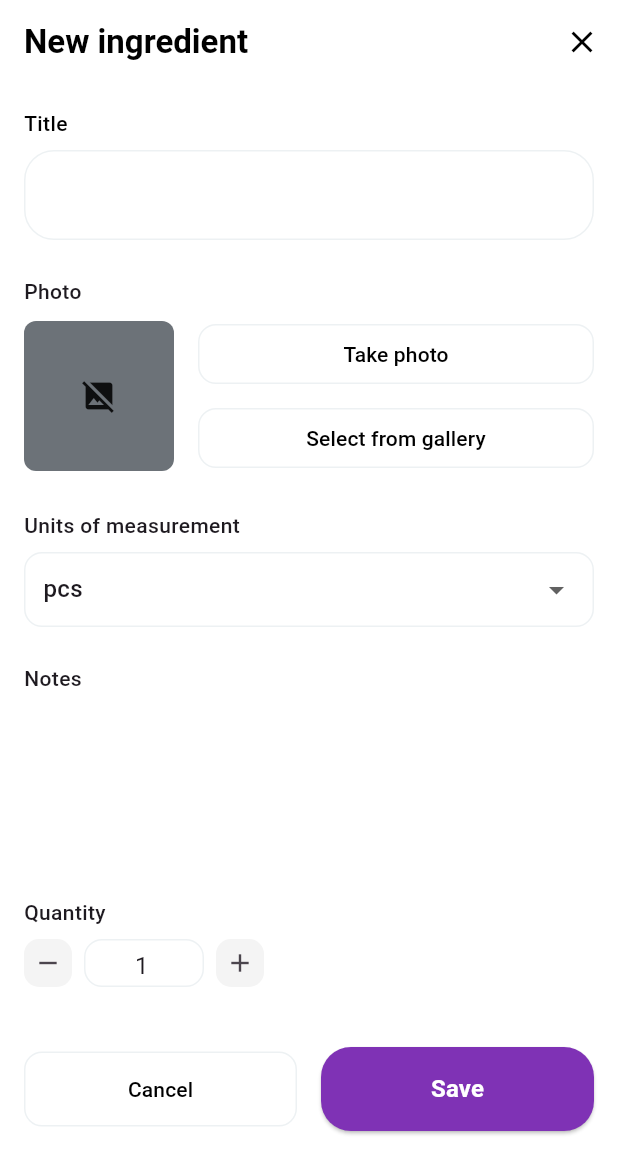
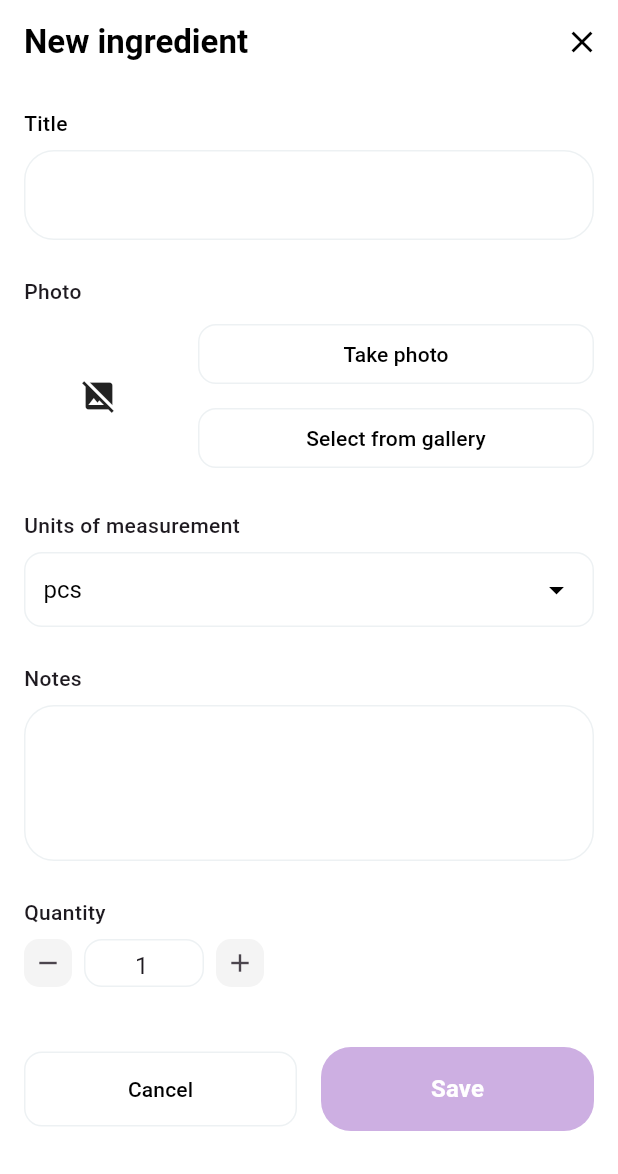
Before and after one commit to OleksaLv/mealize, a Flutter app: the ViewIngredientScreen screen opened directly, on a phone screen of 412 x 824 dp. Shown: the top 1174 px of the screen. Run offline on Flutter 3.47's test engine with Material 3 defaults, Android fonts, the phone set to English and light mode, and no system bars; our stand-ins replace equatable, firebase_auth, firebase_core, firebase_crashlytics, flutter_bloc, google_sign_in and 1 more; accounts and stored records are empty.

Commit message:
fix-pantry-styles

```diff
--- a/lib/core/widgets/app_text_field.dart
+++ b/lib/core/widgets/app_text_field.dart
@@ -8,6 +8,7 @@ class AppTextField extends StatelessWidget {
     this.obscureText = false,
     this.controller,
     this.validator,
+    this.enabled = true,
   });
 
   /// Підпис, який відображається над полем
@@ -19,6 +20,7 @@ class AppTextField extends StatelessWidget {
   final TextEditingController? controller;
 
   final String? Function(String?)? validator;
+  final bool enabled;
 
   @override
   Widget build(BuildContext context) {
@@ -39,6 +41,7 @@ class AppTextField extends StatelessWidget {
 
         // Текстове поле
         TextFormField(
+          enabled: enabled,
           controller: controller,
           obscureText: obscureText,
           validator: validator,
@@ -46,7 +49,7 @@ class AppTextField extends StatelessWidget {
             hintText: hintText,
             hintStyle: TextStyle(color: Theme.of(context).colorScheme.onTertiary),
             filled: true,
-            fillColor: Theme.of(context).colorScheme.secondary,
+            fillColor: enabled ? Theme.of(context).colorScheme.secondary : Theme.of(context).colorScheme.tertiary,
             enabledBorder: OutlineInputBorder(
               borderRadius: BorderRadius.circular(20),
               borderSide: BorderSide(color: Theme.of(context).colorScheme.outline, width: 1),
@@ -54,6 +57,10 @@ class AppTextField extends StatelessWidget {
             focusedBorder: OutlineInputBorder(
               borderRadius: BorderRadius.circular(20),
               borderSide: BorderSide(color: Theme.of(context).colorScheme.primary, width: 2),
+            ),
+            disabledBorder: OutlineInputBorder(
+              borderRadius: BorderRadius.circular(20),
+              borderSide: BorderSide(color: Theme.of(context).colorScheme.outline, width: 1),
             ),
             contentPadding: const EdgeInsets.symmetric(
               horizontal: 24,
--- a/lib/core/widgets/primary_button.dart
+++ b/lib/core/widgets/primary_button.dart
@@ -20,8 +20,8 @@ class PrimaryButton extends StatelessWidget {
         style: ElevatedButton.styleFrom(
           backgroundColor: Theme.of(context).colorScheme.primary,
           foregroundColor: Theme.of(context).colorScheme.onPrimary,
-          disabledBackgroundColor: Theme.of(context).colorScheme.tertiary,
-          disabledForegroundColor: Theme.of(context).colorScheme.onSecondary,
+          disabledBackgroundColor: Theme.of(context).colorScheme.primary.withAlpha(100),
+          disabledForegroundColor: Theme.of(context).colorScheme.onPrimary,
           shape: RoundedRectangleBorder(
             borderRadius: BorderRadius.circular(20.0),
           ),
--- a/lib/features/pantry/screens/pantry_screen.dart
+++ b/lib/features/pantry/screens/pantry_screen.dart
@@ -21,8 +21,8 @@ class PantryScreen extends StatefulWidget {
 
 class _PantryScreenState extends State<PantryScreen> {
   String _searchQuery = '';
-  bool _filterStandard = false;
-  bool _filterCustom = false;
+  bool _filterStandard = true;
+  bool _filterCustom = true;
 
   @override
   void initState() {
@@ -231,6 +231,8 @@ class _PantryTile extends StatelessWidget {
                 ),
                 Text(
                   ingredient.notes ?? '',
+                  maxLines: 2,
+                  overflow: TextOverflow.ellipsis,
                   style: TextStyle(fontSize: 12, color: Theme.of(context).colorScheme.onSecondary),
                 ),
               ],
--- a/lib/features/pantry/screens/view_ingredient_screen.dart
+++ b/lib/features/pantry/screens/view_ingredient_screen.dart
@@ -23,6 +23,8 @@ class _ViewIngredientScreenState extends State<ViewIngredientScreen> {
   String? _photoPath;
   late TextEditingController _quantityController;
 
+  bool get _isLocked => widget.ingredient != null && !widget.ingredient!.isCustom;
+
   @override
   void initState() {
     super.initState();
@@ -32,14 +34,39 @@ class _ViewIngredientScreenState extends State<ViewIngredientScreen> {
     _unit = widget.ingredient?.unit ?? 'pcs';
     _photoPath = widget.ingredient?.photoPath;
     _quantityController = TextEditingController(text: _quantity.toInt().toString());
+
+    _titleController.addListener(_updateState);
+    _notesController.addListener(_updateState);
+    _quantityController.addListener(_updateState);
   }
 
   @override
   void dispose() {
+    _titleController.removeListener(_updateState);
+    _notesController.removeListener(_updateState);
+    _quantityController.removeListener(_updateState);
     _titleController.dispose();
     _notesController.dispose();
     _quantityController.dispose();
     super.dispose();
+  }
+
+  void _updateState() {
+    setState(() {});
+  }
+
+  bool get _hasChanges {
+    if (widget.ingredient == null) {
+      return _titleController.text.isNotEmpty;
+    }
+
+    final initialNotes = widget.ingredient?.notes ?? '';
+
+    return _titleController.text != widget.ingredient!.name ||
+           _notesController.text != initialNotes ||
+           _quantity != widget.ingredient!.quantity ||
+           _unit != widget.ingredient!.unit ||
+           _photoPath != widget.ingredient!.photoPath;
   }
 
   void _onSave() {
@@ -52,7 +79,7 @@ class _ViewIngredientScreenState extends State<ViewIngredientScreen> {
       unit: _unit,
       quantity: _quantity,
       photoPath: _photoPath,
-      isCustom: true,
+      isCustom: widget.ingredient?.isCustom ?? true,
     );
 
     if (widget.ingredient == null) {
@@ -66,25 +93,73 @@ class _ViewIngredientScreenState extends State<ViewIngredientScreen> {
   void _onDelete() {
     showDialog(
       context: context,
-      builder: (ctx) => AlertDialog(
-        title: const Icon(Icons.warning_amber_rounded, color: Colors.red, size: 48),
-        content: Column(
+      builder: (ctx) => Dialog(
+        shape: RoundedRectangleBorder(borderRadius: BorderRadius.circular(24)),
+        backgroundColor: Colors.white,
+        surfaceTintColor: Colors.white,
+        child: Padding(
+          padding: const EdgeInsets.symmetric(horizontal: 24, vertical: 32),
+          child: Column(
             mainAxisSize: MainAxisSize.min,
+            crossAxisAlignment: CrossAxisAlignment.start,
             children: [
-            Text('Delete "${widget.ingredient?.name}"?',
-              style: const TextStyle(fontWeight: FontWeight.bold, fontSize: 18)),
-            const SizedBox(height: 8),
-            const Text('Are you sure you want to delete this ingredient? This action cannot be undone.',
-              textAlign: TextAlign.center),
-          ],
+              const Icon(
+                  Icons.warning_rounded,
+                  color: Colors.red,
+                  size: 64,
                 ),
-        actions: [
-          OutlinedButton(
+              const SizedBox(height: 20),
+
+              Text(
+                'Delete "${widget.ingredient?.name}"?',
+                textAlign: TextAlign.start,
+                style: const TextStyle(
+                  fontSize: 20,
+                  fontWeight: FontWeight.w700,
+                  color: Colors.black,
+                  height: 1.2,
+                ),
+              ),
+              const SizedBox(height: 12),
+
+              Text(
+                'Are you sure you want to delete this ingredient? This action cannot be undone.',
+                textAlign: TextAlign.start,
+                style: TextStyle(
+                  fontSize: 14,
+                  color: Colors.grey[600],
+                  height: 1.5,
+                ),
+              ),
+              const SizedBox(height: 32),
+
+              Row(
+                children: [
+                  Expanded(
+                    child: SizedBox(
+                      height: 48,
+                      child: OutlinedButton(
                         onPressed: () => Navigator.of(ctx).pop(),
-            child: const Text('Cancel'),
+                        style: OutlinedButton.styleFrom(
+                          side: BorderSide(color: Colors.grey.shade300),
+                          shape: RoundedRectangleBorder(
+                            borderRadius: BorderRadius.circular(12),
                           ),
-          ElevatedButton(
-            style: ElevatedButton.styleFrom(backgroundColor: Theme.of(context).colorScheme.error, foregroundColor: Theme.of(context).colorScheme.onError),
+                          foregroundColor: Colors.black87,
+                        ),
+                        child: const Text(
+                          'Cancel',
+                          style: TextStyle(fontWeight: FontWeight.w600),
+                        ),
+                      ),
+                    ),
+                  ),
+                  const SizedBox(width: 12),
+
+                  Expanded(
+                    child: SizedBox(
+                      height: 48,
+                      child: ElevatedButton(
                         onPressed: () {
                           if (widget.ingredient?.id != null) {
                             context.read<PantryCubit>().deleteIngredient(widget.ingredient!.id!);
@@ -92,9 +167,26 @@ class _ViewIngredientScreenState extends State<ViewIngredientScreen> {
                           Navigator.of(ctx).pop();
                           Navigator.of(context).pop();
                         },
-            child: const Text('Delete'),
+                        style: ElevatedButton.styleFrom(
+                          backgroundColor: Colors.red,
+                          foregroundColor: Colors.white,
+                          elevation: 0,
+                          shape: RoundedRectangleBorder(
+                            borderRadius: BorderRadius.circular(12),
+                          ),
+                        ),
+                        child: const Text(
+                          'Delete',
+                          style: TextStyle(fontWeight: FontWeight.w600),
+                        ),
+                      ),
+                    ),
                   ),
                 ],
+              ),
+            ],
+          ),
+        ),
       ),
     );
   }
@@ -102,6 +194,7 @@ class _ViewIngredientScreenState extends State<ViewIngredientScreen> {
   @override
   Widget build(BuildContext context) {
     final isEditing = widget.ingredient != null;
+    final lockedColor = Theme.of(context).colorScheme.tertiary;
 
     return Scaffold(
       backgroundColor: Theme.of(context).colorScheme.onPrimary,
@@ -124,8 +217,11 @@ class _ViewIngredientScreenState extends State<ViewIngredientScreen> {
             AppTextField(
               labelText: 'Title',
               controller: _titleController,
+              enabled: !_isLocked,
             ),
+
             const SizedBox(height: 24),
+
             const Text('Photo', style: TextStyle(fontWeight: FontWeight.w500)),
             const SizedBox(height: 8),
             Row(
@@ -136,7 +232,6 @@ class _ViewIngredientScreenState extends State<ViewIngredientScreen> {
                   margin: const EdgeInsets.only(right: 16),
                   decoration: BoxDecoration(
                     borderRadius: BorderRadius.circular(8),
-                      color: Theme.of(context).colorScheme.onTertiary,
                     image: _photoPath != null
                         ? DecorationImage(image: AssetImage(_photoPath!), fit: BoxFit.cover)
                         : null,
@@ -148,49 +243,85 @@ class _ViewIngredientScreenState extends State<ViewIngredientScreen> {
                     crossAxisAlignment: CrossAxisAlignment.stretch,
                     children: [
                       SizedBox(
-                        child: OutlinedButton(onPressed: () {}, child: const Text('Take photo'))
+                        child: OutlinedButton(
+                          onPressed: _isLocked ? null : () {},
+                          style: OutlinedButton.styleFrom(
+                            backgroundColor: _isLocked ? lockedColor : null,
+                            side: _isLocked ? BorderSide.none : null,
+                          ),
+                          child: Text('Take photo', selectionColor: Colors.black,)
+                        )
                       ),
                       const SizedBox(height: 8),
                       SizedBox(
-                        child: OutlinedButton(onPressed: () {}, child: const Text('Select from gallery')),
+                        child: OutlinedButton(
+                          onPressed: _isLocked ? null : () {},
+                          style: OutlinedButton.styleFrom(
+                            backgroundColor: _isLocked ? lockedColor : null,
+                            side: _isLocked ? BorderSide.none : null,
+                          ),
+                          child: Text('Select from gallery')
+                        ),
                       ),
                     ],
                   ),
                 ),
               ],
             ),
+
             const SizedBox(height: 24),
+
             const Text('Units of measurement', style: TextStyle(fontWeight: FontWeight.w500)),
             const SizedBox(height: 8),
             Container(
               padding: const EdgeInsets.symmetric(horizontal: 12),
               decoration: BoxDecoration(
                 borderRadius: BorderRadius.circular(12),
-                color: Theme.of(context).colorScheme.secondary,
-                border: Border.all(color: Theme.of(context).colorScheme.outline),
+                color: _isLocked ? lockedColor : Theme.of(context).colorScheme.secondary,
+                border: Border.all(color: _isLocked ? Colors.transparent : Theme.of(context).colorScheme.outline),
               ),
               child: DropdownButtonHideUnderline(
                 child: DropdownButton<String>(
                   value: _unit,
                   isExpanded: true,
-                  items: ['pcs', 'g', 'ml',].map((String value) {
+                  style: TextStyle(color: Colors.black, fontSize: 16),
+                  iconEnabledColor: Theme.of(context).colorScheme.onSecondary,
+                  iconDisabledColor: Theme.of(context).colorScheme.onSecondary,
+                  items: ['pcs', 'g', 'ml', 'kg', 'l'].map((String value) {
                     return DropdownMenuItem<String>(value: value, child: Text(value));
                   }).toList(),
-                  onChanged: (newValue) => setState(() => _unit = newValue!),
+                  onChanged: _isLocked ? null : (newValue) => setState(() => _unit = newValue!),
                 ),
               ),
             ),
+
             const SizedBox(height: 24),
+
             const Text('Notes', style: TextStyle(fontWeight: FontWeight.w500)),
             const SizedBox(height: 8),
             TextFormField(
               maxLines: 3,
               controller: _notesController,
               decoration: InputDecoration(
-                border: OutlineInputBorder(borderRadius: BorderRadius.circular(12), borderSide: BorderSide.none),
+                filled: true,
+                enabledBorder: OutlineInputBorder(
+                  borderRadius: BorderRadius.circular(20),
+                  borderSide: BorderSide(color: Theme.of(context).colorScheme.outline, width: 1),
+                ),
+                focusedBorder: OutlineInputBorder(
+                  borderRadius: BorderRadius.circular(20),
+                  borderSide: BorderSide(color: Theme.of(context).colorScheme.primary, width: 2),
+                ),
+                disabledBorder: OutlineInputBorder(
+                  borderRadius: BorderRadius.circular(20),
+                  borderSide: BorderSide(color: Theme.of(context).colorScheme.outline, width: 1),
+                ),
+                fillColor: Theme.of(context).colorScheme.secondary,
               ),
             ),
+
             const SizedBox(height: 24),
+
             const Text('Quantity', style: TextStyle(fontWeight: FontWeight.w500)),
             const SizedBox(height: 8),
             Row(
@@ -255,22 +386,29 @@ class _ViewIngredientScreenState extends State<ViewIngredientScreen> {
                 ),
               ],
             ),
+
             const SizedBox(height: 40),
+
             Row(
               children: [
                 if (isEditing)
                   Expanded(
                     child: ElevatedButton(
                       style: ElevatedButton.styleFrom(
-                        backgroundColor: Theme.of(context).colorScheme.error, foregroundColor: Theme.of(context).colorScheme.onError,
+                        disabledBackgroundColor: Theme.of(context).colorScheme.error.withAlpha(128),
+                        disabledForegroundColor: Theme.of(context).colorScheme.onError,
+                        backgroundColor: Theme.of(context).colorScheme.error,
+                        foregroundColor: Theme.of(context).colorScheme.onError,
                         shape: RoundedRectangleBorder(borderRadius: BorderRadius.circular(12)),
-                        minimumSize: const Size(0, 50)
+                        minimumSize: const Size(0, 50),
+                        elevation: _isLocked ? 0 : 2,
                       ),
-                      onPressed: _onDelete,
+                      onPressed: _isLocked ? null : _onDelete,
                       child: const Text('Delete'),
                     ),
                   ),
                 if (isEditing) const SizedBox(width: 16),
+
                 Expanded(
                   child: OutlinedButton(
                     style: OutlinedButton.styleFrom(
@@ -282,10 +420,11 @@ class _ViewIngredientScreenState extends State<ViewIngredientScreen> {
                   ),
                 ),
                 const SizedBox(width: 16),
+
                 Expanded(
                   child: PrimaryButton(
                     text: 'Save',
-                    onPressed: _onSave,
+                    onPressed: _hasChanges ? _onSave : null,
                   ),
                 ),
               ],
```
Lines whose indentation alone changed are shown as unchanged.
